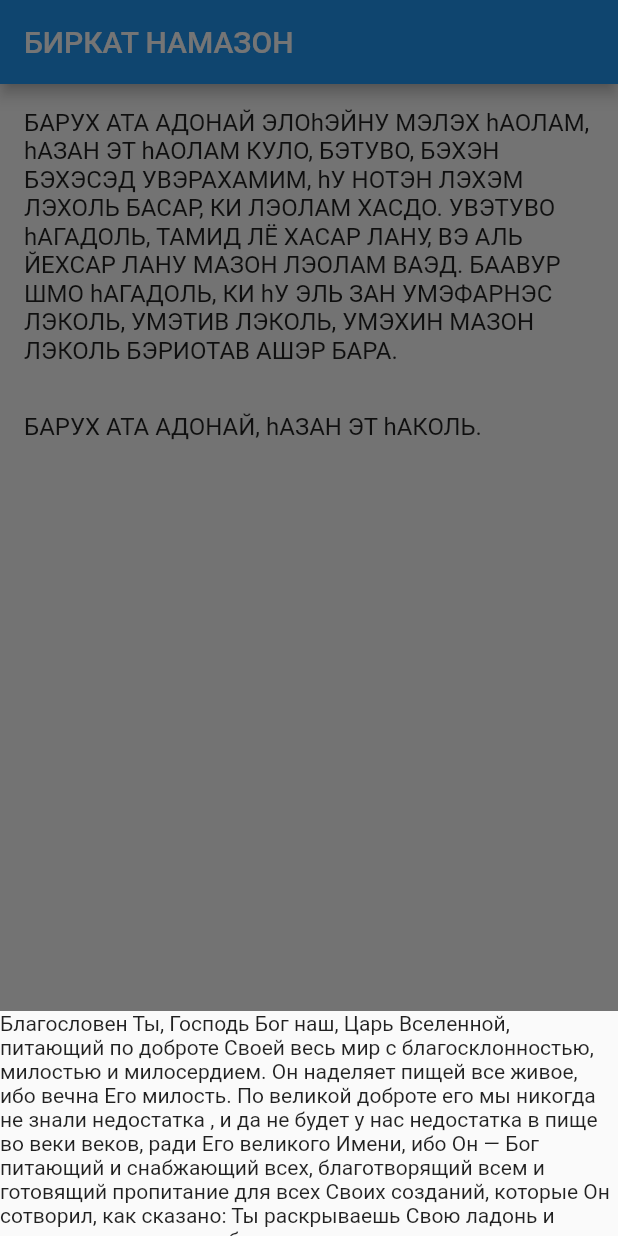
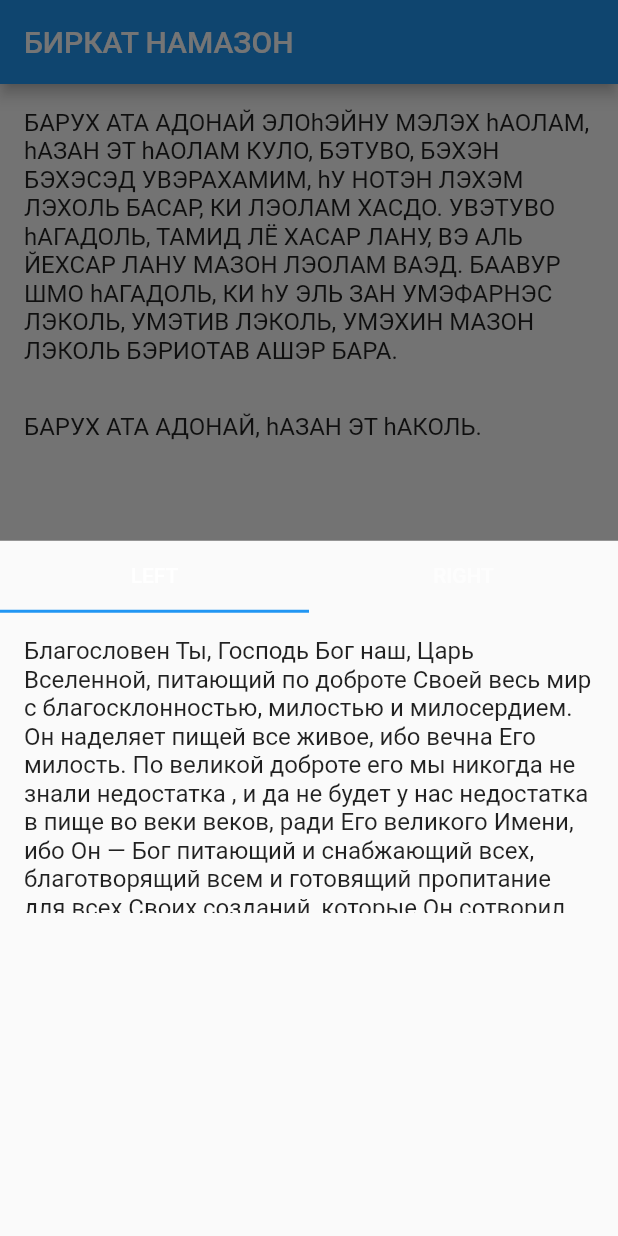
Before and after one commit to ariedov/flutter_birkon, a Flutter app: the screen it shows after launch, after a tap on an icon or button, on a phone screen of 412 x 824 dp. Run offline on Flutter 3.47's test engine with Material 2 defaults, Android fonts, the phone set to English and light mode, and no system bars.

Commit message:
adds dumb tabs to bottom sheet dialog

```diff
--- a/lib/view/bottom_sheet.dart
+++ b/lib/view/bottom_sheet.dart
@@ -1,8 +1,8 @@
 import 'package:birkon/dao/directional_string.dart';
+import 'package:birkon/view/prayer_text.dart';
 import 'package:flutter/material.dart';
 
 class PrayerBottomSheet extends StatelessWidget {
-
   final DirectionalString left;
   final DirectionalString right;
 
@@ -10,23 +10,28 @@ class PrayerBottomSheet extends StatelessWidget {
 
   @override
   Widget build(BuildContext context) {
-    return new Container(
-      height: 150.0,
-      child: new PageView(
+    return new DefaultTabController(
+        length: 2,
+        child: new Column(
+          children: <Widget>[
+            new TabBar(tabs: <Tab>[
+              new Tab(text: "LEFT"),
+              new Tab(text: "RIGHT"),
+            ]),
+            new Container(
+              height: 200.0,
+              child: new TabBarView(
                 children: <Widget>[
                   new ListView(
-            children: <Widget>[
-              new Text(left.text, textDirection: left.direction)
-            ],
+                    children: <Widget>[new PrayerText(left)],
                   ),
-
                   new ListView(
-            children: <Widget>[
-              new Text(right.text, textDirection: right.direction)
-            ],
+                    children: <Widget>[new PrayerText(right)],
                   )
                 ],
               ),
-    );
+            )
+          ],
+        ));
   }
 }
--- a/lib/view/paragraph.dart
+++ b/lib/view/paragraph.dart
@@ -1,4 +1,5 @@
 import 'package:birkon/dao/translated_string.dart';
+import 'package:birkon/view/prayer_text.dart';
 import 'package:flutter/material.dart';
 
 class PrayerParagraph extends StatefulWidget {
@@ -17,20 +18,11 @@ class ParagraphState extends State<PrayerParagraph> {
 
   @override
   Widget build(BuildContext context) {
-    return new Padding(
-      padding: EdgeInsets.all(16.0),
-      child: new GestureDetector(
-          onTap: () {
-            widget.listener(widget.paragraph);
-          },
-          child: new Text(
-            widget.paragraph.transliteration.text,
-            textDirection: widget.paragraph.transliteration.direction,
-            style: new TextStyle(
-              fontSize: 16.0,
-            )
-        )
-      ),
+    return new GestureDetector(
+      onTap: () {
+        widget.listener(widget.paragraph);
+      },
+      child: new PrayerText(widget.paragraph.transliteration)
     );
   }
 }
--- /dev/null
+++ b/lib/view/prayer_text.dart
@@ -0,0 +1,16 @@
+import 'package:birkon/dao/directional_string.dart';
+import 'package:flutter/material.dart';
+
+class PrayerText extends Padding {
+
+  PrayerText(DirectionalString data) : super(
+    padding: EdgeInsets.all(16.0),
+    child: new Text(
+      data.text,
+      textDirection: data.direction,
+      style: new TextStyle(
+        fontSize: 16.0,
+      )
+    )
+  );
+}
```
Lines whose indentation alone changed are shown as unchanged.
